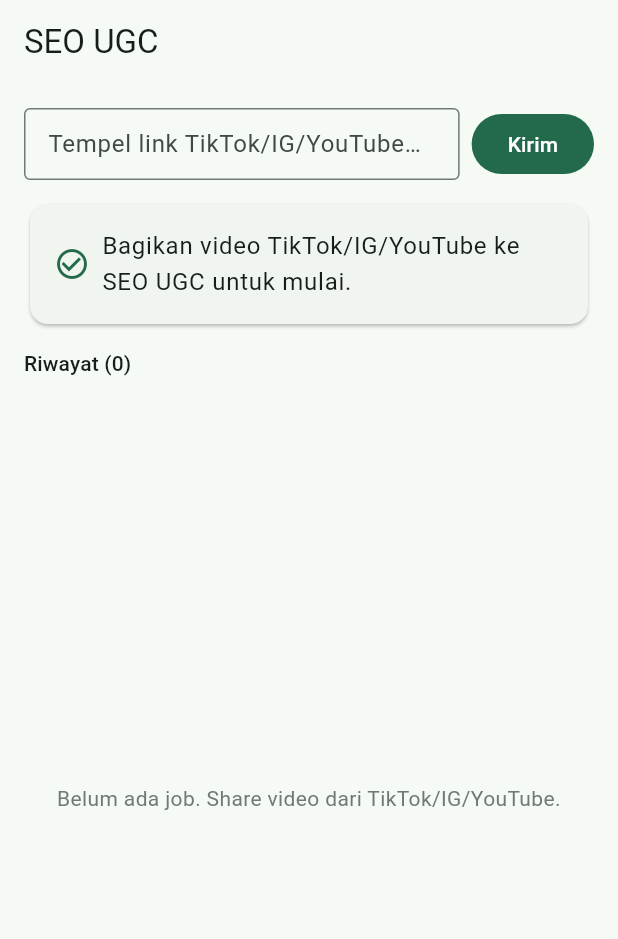
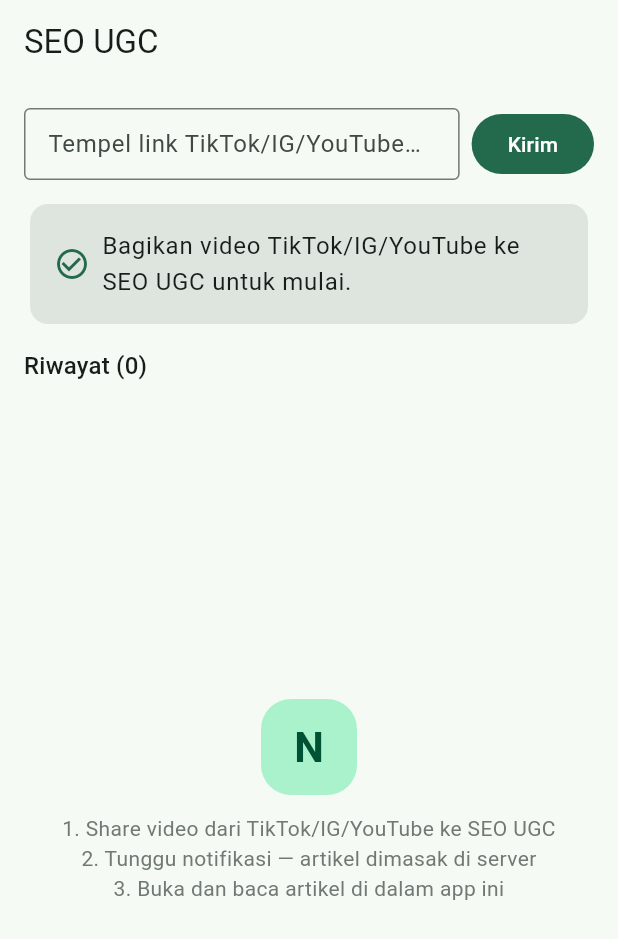
Before and after one commit to trivnvdev-41/SEO-UGC-Meta-Hackathon-2026, a Flutter app: the screen it shows after launch, on a phone screen of 412 x 824 dp. Shown: the top 939 px of the screen. Run offline on Flutter 3.47's test engine with Material 3 defaults, Android fonts, the phone set to English and light mode, and no system bars; our stand-ins replace flutter_local_notifications, webview_flutter.

Commit message:
feat(mobile,worker): flat cards, N empty state, 3-step hint; prompt subheading rule

```diff
--- a/apps/mobile/lib/main.dart
+++ b/apps/mobile/lib/main.dart
@@ -292,7 +292,7 @@
                     crossAxisAlignment: CrossAxisAlignment.start,
                     children: [
                     Text('Artikel jadi!',
-                          style: theme.textTheme.titleSmall),
+                        style: theme.textTheme.titleMedium),
                       const SizedBox(height: 4),
                       SelectableText(_articleUrl!),
                       const SizedBox(height: 8),
@@ -320,7 +320,7 @@
             Row(
               children: [
                 Text('Riwayat (${_history.length})',
-                    style: theme.textTheme.titleSmall),
+                    style: theme.textTheme.titleMedium),
                 const Spacer(),
                 if (_history.isNotEmpty)
                   TextButton(
@@ -333,12 +333,36 @@
             Expanded(
               child: _history.isEmpty
                   ? Center(
+                      child: Column(
+                        mainAxisSize: MainAxisSize.min,
+                        children: [
+                          Container(
+                            width: 64,
+                            height: 64,
+                            decoration: BoxDecoration(
+                              color: theme.colorScheme.primaryContainer,
+                              borderRadius: BorderRadius.circular(20),
+                            ),
+                            alignment: Alignment.center,
                             child: Text(
-                        'Belum ada job. Share video dari TikTok/IG/YouTube.',
+                              'N',
+                              style: theme.textTheme.headlineMedium?.copyWith(
+                                color: theme.colorScheme.onPrimaryContainer,
+                                fontWeight: FontWeight.bold,
+                              ),
+                            ),
+                          ),
+                          const SizedBox(height: 12),
+                          Text(
+                            '1. Share video dari TikTok/IG/YouTube ke SEO UGC\n'
+                            '2. Tunggu notifikasi — artikel dimasak di server\n'
+                            '3. Buka dan baca artikel di dalam app ini',
                             style: theme.textTheme.bodyMedium?.copyWith(
                               color: theme.colorScheme.outline,
                             ),
                             textAlign: TextAlign.center,
+                          ),
+                        ],
                       ),
                     )
                   : ListView.separated(
@@ -390,6 +414,8 @@
         ? theme.colorScheme.error
         : theme.colorScheme.primary;
     return Card(
+      elevation: 0,
+      color: theme.colorScheme.surfaceContainerHighest,
       child: Padding(
         padding: const EdgeInsets.all(16),
         child: Column(
@@ -459,6 +485,7 @@
         ),
     };
     return Card(
+      elevation: 0,
       child: ListTile(
         leading: const Icon(Icons.movie_outlined),
         title: Text(entry.url,
```
Also changed, not shown: 1 other file. Lines whose indentation alone changed are shown as unchanged.
